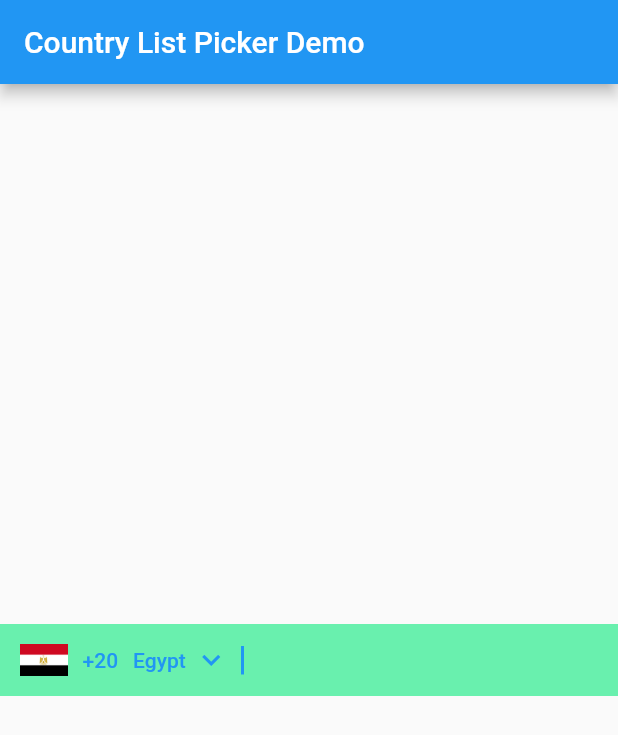
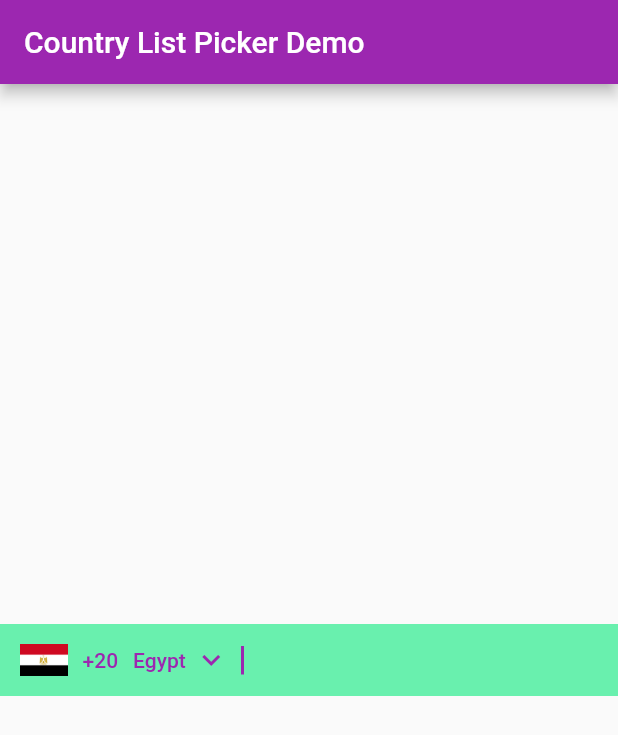
Before and after one commit to AmremadDev/country-list-picker, a Flutter app: the screen it shows after launch, on a phone screen of 412 x 824 dp. Shown: the top 735 px of the screen. Run offline on Flutter 3.47's test engine with Material 2 defaults, Android fonts, the phone set to English and light mode, and no system bars.

Commit message:
SelectionList Best Point Before GetX

```diff
--- a/examples/lib/main.dart
+++ b/examples/lib/main.dart
@@ -1,4 +1,5 @@
 import 'package:country_list_picker/country_list_picker.dart';
+import 'package:country_list_picker/models/dialog_theme.dart';
 import 'package:flutter/material.dart';
 
 void main() {
@@ -15,7 +16,7 @@ class CountryListPickerApp extends StatelessWidget {
       title: 'Country List Picker Demo',
       debugShowCheckedModeBanner: false,
       theme: ThemeData(
-        primarySwatch: Colors.blue,
+        primarySwatch: Colors.purple,
       ),
       home: const HomePage(title: 'Country List Picker Demo'),
     );
@@ -41,29 +42,37 @@ class _HomePageState extends State<HomePage> {
       ),
       body: Center(
         child: CountryListPicker(
-          // dialogTheme: XDialogTheme(
-          //   // titlesStyle: TextStyle(color: Colors.red),
-          //   // titlesBackground: Colors.red,
-
-          //   isShowCurrentLocation: true,
-          //   isShowSearch: true,
-          //   titlesStyle: Theme.of(context).textTheme.titleMedium!.copyWith(color: Colors.black),
-          //   // titlesBackground: Colors.grey
-          // ),
-
-          // countryBuilder: (context, country) {
-          //   return SizedBox(
-          //     height: 50,
-          //     child: ListTile(
-          //       title: Text(country.name!),
-          //     ),
-          //   );
-          // },
-
-
           initialSelection: _code,
           useUiOverlay: true,
+          // useSafeArea: true,
           onChanged: (Country? code) {},
+          dialogTheme: CDialogTheme(
+
+            appBar: AppBar(
+              title: const Text("Select Country"),
+              actions: [IconButton(onPressed: () {}, icon: const Icon(Icons.flag_outlined))],
+            ),
+            isShowSearch: true,
+            isShowCurrentLocation: true,
+            isShowLastPickCountry: true,
+            isShowDialCode: true,
+            isShowFlage: true,
+            isShowAphabetScroll: true,
+            isShowFloatButton: true,
+
+            // alphabetBackgroundColor: ,
+            // alphabetSelectedBackgroundColor: ,
+            // alphabetSelectedTextStyle: ,
+            // alphabetTextStyle: ,
+            // backgroundColor: ,
+            // checkIcon: ,
+            // currentLocationText: ,
+            // lastPickText: ,
+            // searchHintText: ,
+            // searchText: ,
+            // titlesBackground: ,
+            // titlesStyle: ,
+          ),
         ),
       ),
       // Center is a layout widget. It takes a single child and positions it
--- a/lib/country_list_picker.dart
+++ b/lib/country_list_picker.dart
@@ -20,7 +20,7 @@ class CountryListPicker extends StatefulWidget {
     this.pickerTheme,
     this.dialogTheme = const CDialogTheme(),
     this.width,
-    this.useUiOverlay = true,
+    this.useUiOverlay = false,
     this.useSafeArea = false,
   });
 
@@ -30,7 +30,7 @@ class CountryListPicker extends StatefulWidget {
   final Widget Function(BuildContext context, Country? countryCode)? pickerBuilder;
   final CPickerTheme? pickerTheme;
   final CDialogTheme dialogTheme;
-  final Widget Function(BuildContext context, Country countryCode)? countryBuilder;
+  final Widget Function(BuildContext context, Country? country)? countryBuilder;
   final bool useUiOverlay;
   final bool useSafeArea;
   final double? width;
@@ -71,28 +71,28 @@ class CountryListPickerState extends State<CountryListPicker> {
 
   void _awaitFromSelectScreen(
       BuildContext context, PreferredSizeWidget? appBar, CPickerTheme? pickerTheme, CDialogTheme dialogTheme) async {
-    final result = await Navigator.push(
+    final Country? result = await Navigator.push(
         context,
         MaterialPageRoute(
           builder: (context) => SelectionList(
             elements,
             initialSelection: selectedItem,
-            appBar: widget.appBar ??
+            appBar: widget.dialogTheme.appBar ??
                 AppBar(
                   backgroundColor: Theme.of(context).appBarTheme.backgroundColor,
-                  title: const Text("Select Country"),
+                  title: const Text("Select your country"),
                 ),
             pickerTheme: pickerTheme,
             dialogTheme: dialogTheme,
-            countryBuilder: widget.countryBuilder,
+            dialogBuilder: widget.countryBuilder,
             useUiOverlay: widget.useUiOverlay,
             useSafeArea: widget.useSafeArea,
           ),
         ));
 
     setState(() {
-      selectedItem = result ?? selectedItem;
-      widget.onChanged!(result ?? selectedItem);
+      selectedItem = result ?? selectedItem ;
+      widget.onChanged!(result);
     });
   }
 
--- a/lib/models/dialog_theme.dart
+++ b/lib/models/dialog_theme.dart
@@ -1,10 +1,14 @@
 import 'package:flutter/material.dart';
 
 class CDialogTheme {
-  final bool isShowCode;
+  final PreferredSizeWidget? appBar;
+  final bool isShowFloatButton;
+  final bool isShowDialCode;
+  final bool isShowFlage;
   final TextStyle titlesStyle;
   final Color titlesBackground;
   final Color backgroundColor;
+
   // Search Area Area
   final bool isShowSearch;
   final String searchText;
@@ -17,32 +21,35 @@ class CDialogTheme {
   //Last Picked Country Area
   final bool isShowLastPickCountry;
   final String lastPickText;
-  final Icon checkIcon;
+  final IconData lastPickIcon;
 
   // alphabet Area
   final Color alphabetBackgroundColor;
-  final TextStyle alphabetTextStyle;
+  final TextStyle? alphabetTextStyle;
   final Color alphabetSelectedBackgroundColor;
-  final TextStyle alphabetSelectedTextStyle;
-  final bool isShowAphabetScroll ;
+  final TextStyle? alphabetSelectedTextStyle;
+  final bool isShowAphabetScroll;
 
   const CDialogTheme({
+    this.appBar,
+    this.isShowFlage = true,
+    this.isShowFloatButton = true,
     this.isShowAphabetScroll = true,
-    this.backgroundColor =  Colors.white,
+    this.backgroundColor = Colors.white,
     this.currentLocationText = "Current Location",
-    this.titlesStyle =  const TextStyle(fontSize: 16, fontWeight: FontWeight.bold),
+    this.titlesStyle = const TextStyle(fontSize: 16, fontWeight: FontWeight.bold),
     this.titlesBackground = const Color(0xfff4f4f4),
-    this.isShowCode = true,
+    this.isShowDialCode = true,
     this.isShowSearch = true,
-    this.searchText = "Search",
+    this.searchText = "Search by name/dial code.",
     this.searchHintText = "Search...",
     this.isShowCurrentLocation = true,
     this.isShowLastPickCountry = true,
     this.lastPickText = "Last Pick",
     this.alphabetBackgroundColor = Colors.transparent,
     this.alphabetSelectedBackgroundColor = Colors.transparent,
-    this.alphabetTextStyle = const TextStyle(fontSize: 12,  fontWeight: FontWeight.w400, color: Colors.black),
-    this.alphabetSelectedTextStyle = const TextStyle(fontSize: 18,  fontWeight: FontWeight.bold, color: Colors.blue),
-    this.checkIcon = const Icon(Icons.check, color: Colors.green),
+    this.alphabetTextStyle, //= const TextStyle(fontSize: 12,  fontWeight: FontWeight.w400, color: Colors.black),
+    this.alphabetSelectedTextStyle, // = const TextStyle(fontSize: 18,  fontWeight: FontWeight.bold),
+    this.lastPickIcon = Icons.check,
   });
 }
--- a/pubspec.yaml
+++ b/pubspec.yaml
@@ -10,6 +10,7 @@ environment:
 dependencies:
   flutter:
     sdk: flutter
+  http: ^0.13.5
 
 dev_dependencies:
   flutter_test:
```
Also changed, not shown: lib/selection_list.dart (+75 -101 lines), examples/pubspec.lock.
